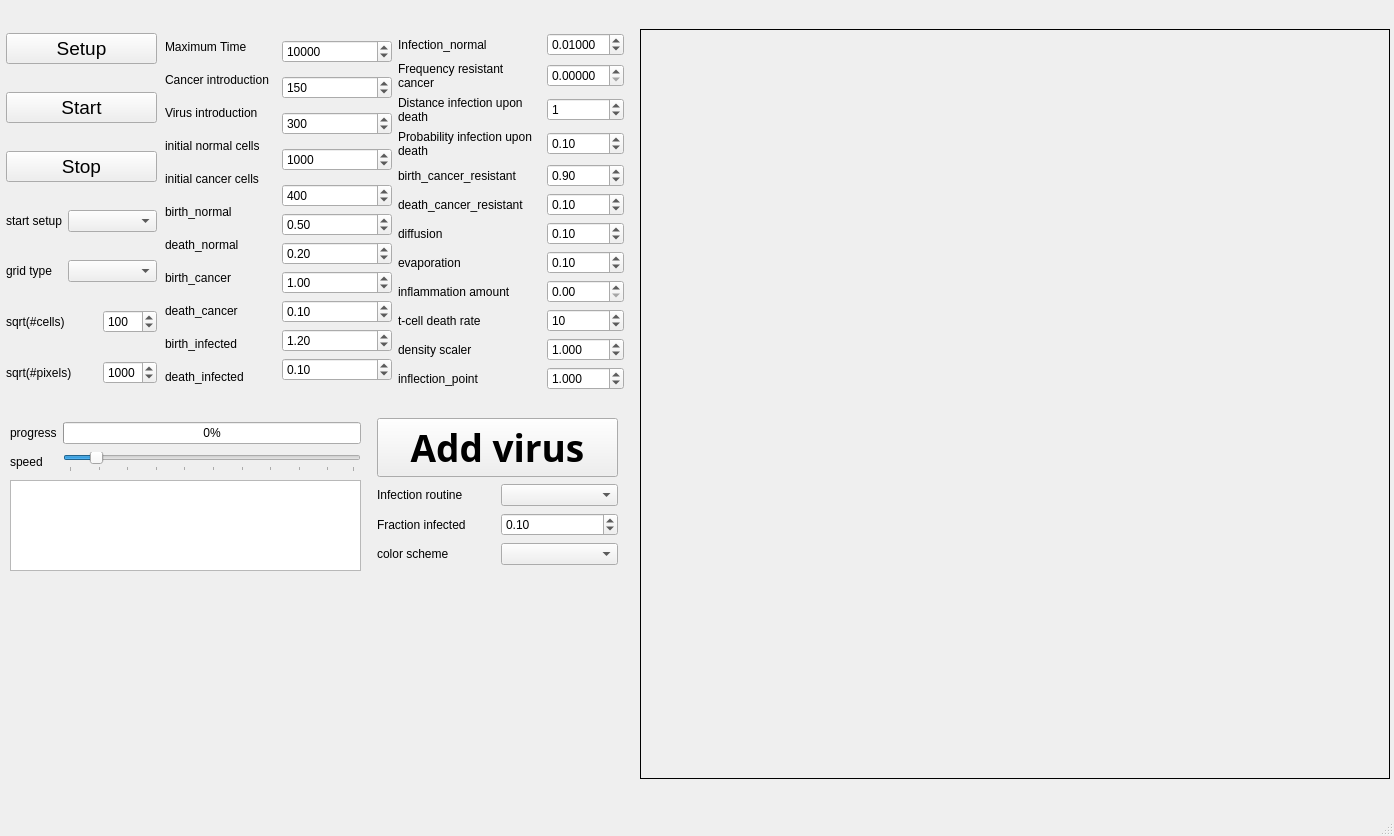
Above: mainwindow.ui from thijsjanzen/onco_viral_sim before the change. Below: the same form after it.
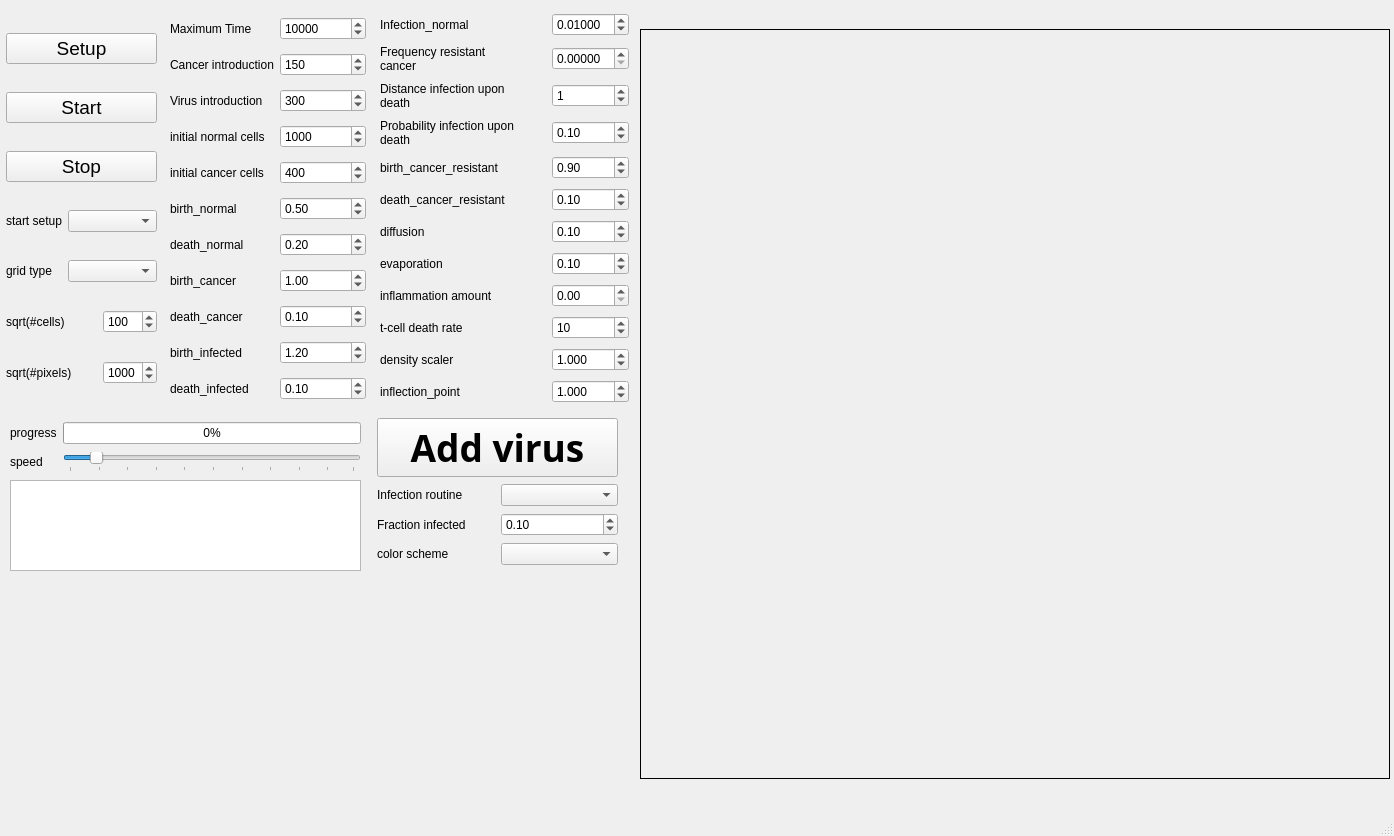
That is the form after the change. Custom widgets are drawn as their Qt base class.

Commit message: remove assert

```diff
--- a/mainwindow.ui
+++ b/mainwindow.ui
@@ -86,494 +86,6 @@
      </rect>
     </property>
    </widget>
-   <widget class="QWidget" name="layoutWidget">
-    <property name="geometry">
-     <rect>
-      <x>165</x>
-      <y>12</y>
-      <width>459</width>
-      <height>399</height>
-     </rect>
-    </property>
-    <layout class="QGridLayout" name="gridLayout_3">
-     <item row="0" column="0">
-      <layout class="QGridLayout" name="gridLayout">
-       <item row="0" column="0">
-        <widget class="QLabel" name="label">
-         <property name="text">
-          <string>Maximum Time</string>
-         </property>
-        </widget>
-       </item>
-       <item row="0" column="1" rowspan="11">
-        <layout class="QVBoxLayout" name="verticalLayout_2">
-         <item>
-          <widget class="QSpinBox" name="box_maxtime">
-           <property name="layoutDirection">
-            <enum>Qt::LeftToRight</enum>
-           </property>
-           <property name="minimum">
-            <number>1</number>
-           </property>
-           <property name="maximum">
-            <number>50000</number>
-           </property>
-           <property name="value">
-            <number>10000</number>
-           </property>
-          </widget>
-         </item>
-         <item>
-          <widget class="QSpinBox" name="box_cancer_time">
-           <property name="layoutDirection">
-            <enum>Qt::LeftToRight</enum>
-           </property>
-           <property name="minimum">
-            <number>1</number>
-           </property>
-           <property name="maximum">
-            <number>5000</number>
-           </property>
-           <property name="value">
-            <number>150</number>
-           </property>
-          </widget>
-         </item>
-         <item>
-          <widget class="QSpinBox" name="box_virus_time">
-           <property name="layoutDirection">
-            <enum>Qt::LeftToRight</enum>
-           </property>
-           <property name="minimum">
-            <number>1</number>
-           </property>
-           <property name="maximum">
-            <number>5000</number>
-           </property>
-           <property name="value">
-            <number>300</number>
-           </property>
-          </widget>
-         </item>
-         <item>
-          <widget class="QSpinBox" name="box_normal_cells">
-           <property name="minimum">
-            <number>1</number>
-           </property>
-           <property name="maximum">
-            <number>100000</number>
-           </property>
-           <property name="value">
-            <number>1000</number>
-           </property>
-          </widget>
-         </item>
-         <item>
-          <layout class="QVBoxLayout" name="verticalLayout">
-           <item>
-            <widget class="QSpinBox" name="box_cancer_cells">
-             <property name="minimum">
-              <number>1</number>
-             </property>
-             <property name="maximum">
-              <number>5000</number>
-             </property>
-             <property name="value">
-              <number>400</number>
-             </property>
-            </widget>
-           </item>
-           <item>
-            <widget class="QDoubleSpinBox" name="box_birth_normal">
-             <property name="singleStep">
-              <double>0.010000000000000</double>
-             </property>
-             <property name="value">
-              <double>0.500000000000000</double>
-             </property>
-            </widget>
-           </item>
-           <item>
-            <widget class="QDoubleSpinBox" name="box_death_normal">
-             <property name="singleStep">
-              <double>0.010000000000000</double>
-             </property>
-             <property name="value">
-              <double>0.200000000000000</double>
-             </property>
-            </widget>
-           </item>
-           <item>
-            <widget class="QDoubleSpinBox" name="box_birth_cancer">
-             <property name="singleStep">
-              <double>0.010000000000000</double>
-             </property>
-             <property name="value">
-              <double>1.000000000000000</double>
-             </property>
-            </widget>
-           </item>
-           <item>
-            <widget class="QDoubleSpinBox" name="box_death_cancer">
-             <property name="singleStep">
-              <double>0.010000000000000</double>
-             </property>
-             <property name="value">
-              <double>0.100000000000000</double>
-             </property>
-            </widget>
-           </item>
-           <item>
-            <widget class="QDoubleSpinBox" name="box_birth_infected">
-             <property name="singleStep">
-              <double>0.010000000000000</double>
-             </property>
-             <property name="value">
-              <double>1.200000000000000</double>
-             </property>
-            </widget>
-           </item>
-           <item>
-            <widget class="QDoubleSpinBox" name="box_death_infected">
-             <property name="singleStep">
-              <double>0.010000000000000</double>
-             </property>
-             <property name="value">
-              <double>0.100000000000000</double>
-             </property>
-            </widget>
-           </item>
-          </layout>
-         </item>
-        </layout>
-       </item>
-       <item row="1" column="0">
-        <widget class="QLabel" name="label_2">
-         <property name="text">
-          <string>Cancer introduction</string>
-         </property>
-        </widget>
-       </item>
-       <item row="2" column="0">
-        <widget class="QLabel" name="label_3">
-         <property name="text">
-          <string>Virus introduction</string>
-         </property>
-        </widget>
-       </item>
-       <item row="3" column="0">
-        <widget class="QLabel" name="label_14">
-         <property name="text">
-          <string>initial normal cells</string>
-         </property>
-        </widget>
-       </item>
-       <item row="4" column="0">
-        <widget class="QLabel" name="label_10">
-         <property name="text">
-          <string>initial cancer cells</string>
-         </property>
-        </widget>
-       </item>
-       <item row="5" column="0">
-        <widget class="QLabel" name="label_4">
-         <property name="text">
-          <string>birth_normal</string>
-         </property>
-        </widget>
-       </item>
-       <item row="6" column="0">
-        <widget class="QLabel" name="label_5">
-         <property name="text">
-          <string>death_normal</string>
-         </property>
-        </widget>
-       </item>
-       <item row="7" column="0">
-        <widget class="QLabel" name="label_6">
-         <property name="text">
-          <string>birth_cancer</string>
-         </property>
-        </widget>
-       </item>
-       <item row="8" column="0">
-        <widget class="QLabel" name="label_7">
-         <property name="text">
-          <string>death_cancer</string>
-         </property>
-        </widget>
-       </item>
-       <item row="9" column="0">
-        <widget class="QLabel" name="label_8">
-         <property name="text">
-          <string>birth_infected</string>
-         </property>
-        </widget>
-       </item>
-       <item row="10" column="0">
-        <widget class="QLabel" name="label_9">
-         <property name="text">
-          <string>death_infected</string>
-         </property>
-        </widget>
-       </item>
-      </layout>
-     </item>
-     <item row="0" column="1">
-      <layout class="QGridLayout" name="gridLayout_2">
-       <item row="0" column="0">
-        <widget class="QLabel" name="label_16">
-         <property name="text">
-          <string>Infection_normal</string>
-         </property>
-        </widget>
-       </item>
-       <item row="0" column="3">
-        <widget class="QDoubleSpinBox" name="box_prob_normal_infection">
-         <property name="decimals">
-          <number>5</number>
-         </property>
-         <property name="maximum">
-          <double>1.000000000000000</double>
-         </property>
-         <property name="singleStep">
-          <double>0.001000000000000</double>
-         </property>
-         <property name="value">
-          <double>0.010000000000000</double>
-         </property>
-        </widget>
-       </item>
-       <item row="1" column="0">
-        <widget class="QLabel" name="label_19">
-         <property name="text">
-          <string>Frequency resistant cancer</string>
-         </property>
-         <property name="wordWrap">
-          <bool>true</bool>
-         </property>
-        </widget>
-       </item>
-       <item row="1" column="3">
-        <widget class="QDoubleSpinBox" name="box_freq_resistant_cancer">
-         <property name="decimals">
-          <number>5</number>
-         </property>
-         <property name="singleStep">
-          <double>0.001000000000000</double>
-         </property>
-         <property name="value">
-          <double>0.000000000000000</double>
-         </property>
-        </widget>
-       </item>
-       <item row="2" column="0" colspan="2">
-        <widget class="QLabel" name="label_20">
-         <property name="text">
-          <string>Distance infection upon death</string>
-         </property>
-         <property name="wordWrap">
-          <bool>true</bool>
-         </property>
-        </widget>
-       </item>
-       <item row="2" column="3">
-        <widget class="QDoubleSpinBox" name="box_distance_infection_death">
-         <property name="decimals">
-          <number>0</number>
-         </property>
-         <property name="maximum">
-          <double>5.000000000000000</double>
-         </property>
-         <property name="singleStep">
-          <double>1.000000000000000</double>
-         </property>
-         <property name="value">
-          <double>1.000000000000000</double>
-         </property>
-        </widget>
-       </item>
-       <item row="3" column="0" colspan="3">
-        <widget class="QLabel" name="label_21">
-         <property name="text">
-          <string>Probability infection upon death</string>
-         </property>
-         <property name="wordWrap">
-          <bool>true</bool>
-         </property>
-        </widget>
-       </item>
-       <item row="3" column="3">
-        <widget class="QDoubleSpinBox" name="box_prob_infection_death">
-         <property name="singleStep">
-          <double>0.005000000000000</double>
-         </property>
-         <property name="value">
-          <double>0.100000000000000</double>
-         </property>
-        </widget>
-       </item>
-       <item row="4" column="0">
-        <widget class="QLabel" name="label_18">
-         <property name="text">
-          <string>birth_cancer_resistant</string>
-         </property>
-        </widget>
-       </item>
-       <item row="4" column="3">
-        <widget class="QDoubleSpinBox" name="box_birth_cancer_resistant">
-         <property name="singleStep">
-          <double>0.010000000000000</double>
-         </property>
-         <property name="value">
-          <double>0.900000000000000</double>
-         </property>
-        </widget>
-       </item>
-       <item row="5" column="0">
-        <widget class="QLabel" name="label_17">
-         <property name="text">
-          <string>death_cancer_resistant</string>
-         </property>
-        </widget>
-       </item>
-       <item row="5" column="3">
-        <widget class="QDoubleSpinBox" name="box_death_cancer_resistant">
-         <property name="singleStep">
-          <double>0.010000000000000</double>
-         </property>
-         <property name="value">
-          <double>0.100000000000000</double>
-         </property>
-        </widget>
-       </item>
-       <item row="6" column="0">
-        <widget class="QLabel" name="label_27">
-         <property name="text">
-          <string>diffusion</string>
-         </property>
-        </widget>
-       </item>
-       <item row="7" column="0">
-        <widget class="QLabel" name="label_28">
-         <property name="text">
-          <string>evaporation</string>
-         </property>
-        </widget>
-       </item>
-       <item row="8" column="0">
-        <widget class="QLabel" name="label_29">
-         <property name="text">
-          <string>inflammation amount</string>
-         </property>
-        </widget>
-       </item>
-       <item row="9" column="0">
-        <widget class="QLabel" name="label_30">
-         <property name="text">
-          <string>t-cell death rate</string>
-         </property>
-        </widget>
-       </item>
-       <item row="10" column="0">
-        <widget class="QLabel" name="label_52">
-         <property name="text">
-          <string>density scaler</string>
-         </property>
-        </widget>
-       </item>
-       <item row="11" column="0">
-        <widget class="QLabel" name="label_53">
-         <property name="text">
-          <string>inflection_point</string>
-         </property>
-        </widget>
-       </item>
-       <item row="6" column="3">
-        <widget class="QDoubleSpinBox" name="box_diffusion">
-         <property name="singleStep">
-          <double>0.010000000000000</double>
-         </property>
-         <property name="value">
-          <double>0.100000000000000</double>
-         </property>
-        </widget>
-       </item>
-       <item row="7" column="3">
-        <widget class="QDoubleSpinBox" name="box_evaporation">
-         <property name="singleStep">
-          <double>0.010000000000000</double>
-         </property>
-         <property name="value">
-          <double>0.100000000000000</double>
-         </property>
-        </widget>
-       </item>
-       <item row="8" column="3">
-        <widget class="QDoubleSpinBox" name="box_inflammation">
-         <property name="maximum">
-          <double>200.000000000000000</double>
-         </property>
-         <property name="singleStep">
-          <double>0.010000000000000</double>
-         </property>
-         <property name="value">
-          <double>0.000000000000000</double>
-         </property>
-        </widget>
-       </item>
-       <item row="9" column="3">
-        <widget class="QDoubleSpinBox" name="box_t_cell_rate">
-         <property name="decimals">
-          <number>0</number>
-         </property>
-         <property name="singleStep">
-          <double>0.010000000000000</double>
-         </property>
-         <property name="value">
-          <double>10.000000000000000</double>
-         </property>
-        </widget>
-       </item>
-       <item row="10" column="3">
-        <widget class="QDoubleSpinBox" name="box_density_scaler">
-         <property name="decimals">
-          <number>3</number>
-         </property>
-         <property name="maximum">
-          <double>2.000000000000000</double>
-         </property>
-         <property name="singleStep">
-          <double>0.010000000000000</double>
-         </property>
-         <property name="value">
-          <double>1.000000000000000</double>
-         </property>
-        </widget>
-       </item>
-       <item row="11" column="3">
-        <widget class="QDoubleSpinBox" name="box_inflection_point">
-         <property name="decimals">
-          <number>3</number>
-         </property>
-         <property name="minimum">
-          <double>-10.000000000000000</double>
-         </property>
-         <property name="maximum">
-          <double>10.000000000000000</double>
-         </property>
-         <property name="singleStep">
-          <double>0.010000000000000</double>
-         </property>
-         <property name="value">
-          <double>1.000000000000000</double>
-         </property>
-        </widget>
-       </item>
-      </layout>
-     </item>
-    </layout>
-   </widget>
    <widget class="QWidget" name="layoutWidget">
     <property name="geometry">
      <rect>
@@ -867,6 +379,490 @@
      </item>
     </layout>
    </widget>
+   <widget class="QWidget" name="">
+    <property name="geometry">
+     <rect>
+      <x>380</x>
+      <y>10</y>
+      <width>249</width>
+      <height>397</height>
+     </rect>
+    </property>
+    <layout class="QGridLayout" name="gridLayout_2">
+     <item row="0" column="0">
+      <widget class="QLabel" name="label_16">
+       <property name="text">
+        <string>Infection_normal</string>
+       </property>
+      </widget>
+     </item>
+     <item row="0" column="3">
+      <widget class="QDoubleSpinBox" name="box_prob_normal_infection">
+       <property name="decimals">
+        <number>5</number>
+       </property>
+       <property name="maximum">
+        <double>1.000000000000000</double>
+       </property>
+       <property name="singleStep">
+        <double>0.001000000000000</double>
+       </property>
+       <property name="value">
+        <double>0.010000000000000</double>
+       </property>
+      </widget>
+     </item>
+     <item row="1" column="0">
+      <widget class="QLabel" name="label_19">
+       <property name="text">
+        <string>Frequency resistant cancer</string>
+       </property>
+       <property name="wordWrap">
+        <bool>true</bool>
+       </property>
+      </widget>
+     </item>
+     <item row="1" column="3">
+      <widget class="QDoubleSpinBox" name="box_freq_resistant_cancer">
+       <property name="decimals">
+        <number>5</number>
+       </property>
+       <property name="singleStep">
+        <double>0.001000000000000</double>
+       </property>
+       <property name="value">
+        <double>0.000000000000000</double>
+       </property>
+      </widget>
+     </item>
+     <item row="2" column="0" colspan="2">
+      <widget class="QLabel" name="label_20">
+       <property name="text">
+        <string>Distance infection upon death</string>
+       </property>
+       <property name="wordWrap">
+        <bool>true</bool>
+       </property>
+      </widget>
+     </item>
+     <item row="2" column="3">
+      <widget class="QDoubleSpinBox" name="box_distance_infection_death">
+       <property name="decimals">
+        <number>0</number>
+       </property>
+       <property name="maximum">
+        <double>5.000000000000000</double>
+       </property>
+       <property name="singleStep">
+        <double>1.000000000000000</double>
+       </property>
+       <property name="value">
+        <double>1.000000000000000</double>
+       </property>
+      </widget>
+     </item>
+     <item row="3" column="0" colspan="3">
+      <widget class="QLabel" name="label_21">
+       <property name="text">
+        <string>Probability infection upon death</string>
+       </property>
+       <property name="wordWrap">
+        <bool>true</bool>
+       </property>
+      </widget>
+     </item>
+     <item row="3" column="3">
+      <widget class="QDoubleSpinBox" name="box_prob_infection_death">
+       <property name="singleStep">
+        <double>0.005000000000000</double>
+       </property>
+       <property name="value">
+        <double>0.100000000000000</double>
+       </property>
+      </widget>
+     </item>
+     <item row="4" column="0">
+      <widget class="QLabel" name="label_18">
+       <property name="text">
+        <string>birth_cancer_resistant</string>
+       </property>
+      </widget>
+     </item>
+     <item row="4" column="3">
+      <widget class="QDoubleSpinBox" name="box_birth_cancer_resistant">
+       <property name="singleStep">
+        <double>0.010000000000000</double>
+       </property>
+       <property name="value">
+        <double>0.900000000000000</double>
+       </property>
+      </widget>
+     </item>
+     <item row="5" column="0">
+      <widget class="QLabel" name="label_17">
+       <property name="text">
+        <string>death_cancer_resistant</string>
+       </property>
+      </widget>
+     </item>
+     <item row="5" column="3">
+      <widget class="QDoubleSpinBox" name="box_death_cancer_resistant">
+       <property name="singleStep">
+        <double>0.010000000000000</double>
+       </property>
+       <property name="value">
+        <double>0.100000000000000</double>
+       </property>
+      </widget>
+     </item>
+     <item row="6" column="0">
+      <widget class="QLabel" name="label_27">
+       <property name="text">
+        <string>diffusion</string>
+       </property>
+      </widget>
+     </item>
+     <item row="7" column="0">
+      <widget class="QLabel" name="label_28">
+       <property name="text">
+        <string>evaporation</string>
+       </property>
+      </widget>
+     </item>
+     <item row="8" column="0">
+      <widget class="QLabel" name="label_29">
+       <property name="text">
+        <string>inflammation amount</string>
+       </property>
+      </widget>
+     </item>
+     <item row="9" column="0">
+      <widget class="QLabel" name="label_30">
+       <property name="text">
+        <string>t-cell death rate</string>
+       </property>
+      </widget>
+     </item>
+     <item row="10" column="0">
+      <widget class="QLabel" name="label_52">
+       <property name="text">
+        <string>density scaler</string>
+       </property>
+      </widget>
+     </item>
+     <item row="11" column="0">
+      <widget class="QLabel" name="label_53">
+       <property name="text">
+        <string>inflection_point</string>
+       </property>
+      </widget>
+     </item>
+     <item row="6" column="3">
+      <widget class="QDoubleSpinBox" name="box_diffusion">
+       <property name="singleStep">
+        <double>0.010000000000000</double>
+       </property>
+       <property name="value">
+        <double>0.100000000000000</double>
+       </property>
+      </widget>
+     </item>
+     <item row="7" column="3">
+      <widget class="QDoubleSpinBox" name="box_evaporation">
+       <property name="singleStep">
+        <double>0.010000000000000</double>
+       </property>
+       <property name="value">
+        <double>0.100000000000000</double>
+       </property>
+      </widget>
+     </item>
+     <item row="8" column="3">
+      <widget class="QDoubleSpinBox" name="box_inflammation">
+       <property name="maximum">
+        <double>200.000000000000000</double>
+       </property>
+       <property name="singleStep">
+        <double>0.010000000000000</double>
+       </property>
+       <property name="value">
+        <double>0.000000000000000</double>
+       </property>
+      </widget>
+     </item>
+     <item row="9" column="3">
+      <widget class="QDoubleSpinBox" name="box_t_cell_rate">
+       <property name="decimals">
+        <number>0</number>
+       </property>
+       <property name="singleStep">
+        <double>0.010000000000000</double>
+       </property>
+       <property name="value">
+        <double>10.000000000000000</double>
+       </property>
+      </widget>
+     </item>
+     <item row="10" column="3">
+      <widget class="QDoubleSpinBox" name="box_density_scaler">
+       <property name="decimals">
+        <number>3</number>
+       </property>
+       <property name="maximum">
+        <double>2.000000000000000</double>
+       </property>
+       <property name="singleStep">
+        <double>0.010000000000000</double>
+       </property>
+       <property name="value">
+        <double>1.000000000000000</double>
+       </property>
+      </widget>
+     </item>
+     <item row="11" column="3">
+      <widget class="QDoubleSpinBox" name="box_inflection_point">
+       <property name="decimals">
+        <number>3</number>
+       </property>
+       <property name="minimum">
+        <double>-10.000000000000000</double>
+       </property>
+       <property name="maximum">
+        <double>10.000000000000000</double>
+       </property>
+       <property name="singleStep">
+        <double>0.010000000000000</double>
+       </property>
+       <property name="value">
+        <double>1.000000000000000</double>
+       </property>
+      </widget>
+     </item>
+    </layout>
+   </widget>
+   <widget class="QWidget" name="">
+    <property name="geometry">
+     <rect>
+      <x>170</x>
+      <y>10</y>
+      <width>196</width>
+      <height>401</height>
+     </rect>
+    </property>
+    <layout class="QGridLayout" name="gridLayout">
+     <item row="0" column="0">
+      <widget class="QLabel" name="label">
+       <property name="text">
+        <string>Maximum Time</string>
+       </property>
+      </widget>
+     </item>
+     <item row="0" column="1">
+      <widget class="QSpinBox" name="box_maxtime">
+       <property name="layoutDirection">
+        <enum>Qt::LeftToRight</enum>
+       </property>
+       <property name="minimum">
+        <number>1</number>
+       </property>
+       <property name="maximum">
+        <number>50000</number>
+       </property>
+       <property name="value">
+        <number>10000</number>
+       </property>
+      </widget>
+     </item>
+     <item row="1" column="0">
+      <widget class="QLabel" name="label_2">
+       <property name="text">
+        <string>Cancer introduction</string>
+       </property>
+      </widget>
+     </item>
+     <item row="1" column="1">
+      <widget class="QSpinBox" name="box_cancer_time">
+       <property name="layoutDirection">
+        <enum>Qt::LeftToRight</enum>
+       </property>
+       <property name="minimum">
+        <number>1</number>
+       </property>
+       <property name="maximum">
+        <number>5000</number>
+       </property>
+       <property name="value">
+        <number>150</number>
+       </property>
+      </widget>
+     </item>
+     <item row="2" column="0">
+      <widget class="QLabel" name="label_3">
+       <property name="text">
+        <string>Virus introduction</string>
+       </property>
+      </widget>
+     </item>
+     <item row="2" column="1">
+      <widget class="QSpinBox" name="box_virus_time">
+       <property name="layoutDirection">
+        <enum>Qt::LeftToRight</enum>
+       </property>
+       <property name="minimum">
+        <number>1</number>
+       </property>
+       <property name="maximum">
+        <number>5000</number>
+       </property>
+       <property name="value">
+        <number>300</number>
+       </property>
+      </widget>
+     </item>
+     <item row="3" column="0">
+      <widget class="QLabel" name="label_14">
+       <property name="text">
+        <string>initial normal cells</string>
+       </property>
+      </widget>
+     </item>
+     <item row="3" column="1">
+      <widget class="QSpinBox" name="box_normal_cells">
+       <property name="minimum">
+        <number>1</number>
+       </property>
+       <property name="maximum">
+        <number>100000</number>
+       </property>
+       <property name="value">
+        <number>1000</number>
+       </property>
+      </widget>
+     </item>
+     <item row="4" column="0">
+      <widget class="QLabel" name="label_10">
+       <property name="text">
+        <string>initial cancer cells</string>
+       </property>
+      </widget>
+     </item>
+     <item row="4" column="1">
+      <widget class="QSpinBox" name="box_cancer_cells">
+       <property name="minimum">
+        <number>1</number>
+       </property>
+       <property name="maximum">
+        <number>5000</number>
+       </property>
+       <property name="value">
+        <number>400</number>
+       </property>
+      </widget>
+     </item>
+     <item row="5" column="0">
+      <widget class="QLabel" name="label_4">
+       <property name="text">
+        <string>birth_normal</string>
+       </property>
+      </widget>
+     </item>
+     <item row="5" column="1">
+      <widget class="QDoubleSpinBox" name="box_birth_normal">
+       <property name="singleStep">
+        <double>0.010000000000000</double>
+       </property>
+       <property name="value">
+        <double>0.500000000000000</double>
+       </property>
+      </widget>
+     </item>
+     <item row="6" column="0">
+      <widget class="QLabel" name="label_5">
+       <property name="text">
+        <string>death_normal</string>
+       </property>
+      </widget>
+     </item>
+     <item row="6" column="1">
+      <widget class="QDoubleSpinBox" name="box_death_normal">
+       <property name="singleStep">
+        <double>0.010000000000000</double>
+       </property>
+       <property name="value">
+        <double>0.200000000000000</double>
+       </property>
+      </widget>
+     </item>
+     <item row="7" column="0">
+      <widget class="QLabel" name="label_6">
+       <property name="text">
+        <string>birth_cancer</string>
+       </property>
+      </widget>
+     </item>
+     <item row="7" column="1">
+      <widget class="QDoubleSpinBox" name="box_birth_cancer">
+       <property name="singleStep">
+        <double>0.010000000000000</double>
+       </property>
+       <property name="value">
+        <double>1.000000000000000</double>
+       </property>
+      </widget>
+     </item>
+     <item row="8" column="0">
+      <widget class="QLabel" name="label_7">
+       <property name="text">
+        <string>death_cancer</string>
+       </property>
+      </widget>
+     </item>
+     <item row="8" column="1">
+      <widget class="QDoubleSpinBox" name="box_death_cancer">
+       <property name="singleStep">
+        <double>0.010000000000000</double>
+       </property>
+       <property name="value">
+        <double>0.100000000000000</double>
+       </property>
+      </widget>
+     </item>
+     <item row="9" column="0">
+      <widget class="QLabel" name="label_8">
+       <property name="text">
+        <string>birth_infected</string>
+       </property>
+      </widget>
+     </item>
+     <item row="9" column="1">
+      <widget class="QDoubleSpinBox" name="box_birth_infected">
+       <property name="singleStep">
+        <double>0.010000000000000</double>
+       </property>
+       <property name="value">
+        <double>1.200000000000000</double>
+       </property>
+      </widget>
+     </item>
+     <item row="10" column="0">
+      <widget class="QLabel" name="label_9">
+       <property name="text">
+        <string>death_infected</string>
+       </property>
+      </widget>
+     </item>
+     <item row="10" column="1">
+      <widget class="QDoubleSpinBox" name="box_death_infected">
+       <property name="singleStep">
+        <double>0.010000000000000</double>
+       </property>
+       <property name="value">
+        <double>0.100000000000000</double>
+       </property>
+      </widget>
+     </item>
+    </layout>
+   </widget>
    <zorder>layoutWidget</zorder>
    <zorder>layoutWidget</zorder>
    <zorder>layoutWidget</zorder>
```
The commit also changes 2 other files.
